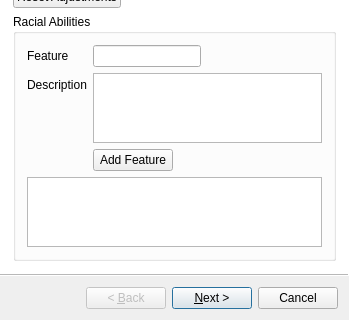
First picture: the form in CreatorWizard.ui, repository smithbt/StarfinderCharacterApp, before the edit; both pictures show x 0 to 349 and y 207 to 527 of the 349 by 527 pixel window.
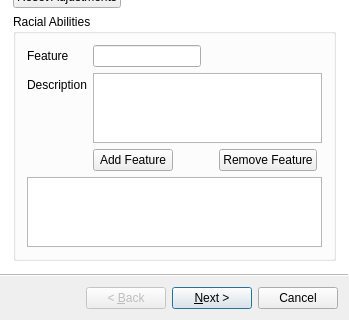
Second picture: the form after the edit.

Commit message: More CreatorWizard updates. Handles resetting racial ability score adjustments.

Patch:
```diff
--- a/CreatorWizard.ui
+++ b/CreatorWizard.ui
@@ -7,7 +7,7 @@
     <x>0</x>
     <y>0</y>
     <width>322</width>
-    <height>438</height>
+    <height>500</height>
    </rect>
   </property>
   <property name="windowTitle">
@@ -121,17 +121,23 @@
      </layout>
     </item>
     <item row="5" column="0">
-     <widget class="QPushButton" name="rAdjResetPushButton">
+     <widget class="QPushButton" name="rAdjResetButton">
       <property name="text">
        <string>Reset Adjustments</string>
       </property>
      </widget>
     </item>
     <item row="5" column="1">
-     <widget class="QLabel" name="rAbilityAdjWidget">
+     <widget class="QLabel" name="rAbilityAdjListLabel">
       <property name="text">
        <string/>
       </property>
+      <property name="alignment">
+       <set>Qt::AlignLeading|Qt::AlignLeft|Qt::AlignTop</set>
+      </property>
+      <property name="wordWrap">
+       <bool>true</bool>
+      </property>
      </widget>
     </item>
     <item row="6" column="0" colspan="2">
@@ -163,15 +169,43 @@
        <item row="1" column="1">
         <widget class="QTextEdit" name="rFeatureDescriptionTextEdit"/>
        </item>
+       <item row="3" column="0" colspan="2">
+        <widget class="QListWidget" name="rFeaturesListWidget">
+         <property name="editTriggers">
+          <set>QAbstractItemView::NoEditTriggers</set>
+         </property>
+        </widget>
+       </item>
        <item row="2" column="1">
+        <layout class="QHBoxLayout" name="horizontalLayout">
+         <item>
         <widget class="QPushButton" name="rAddFeatureButton">
          <property name="text">
           <string>Add Feature</string>
          </property>
         </widget>
        </item>
-       <item row="3" column="0" colspan="2">
-        <widget class="QListWidget" name="rFeaturesListWidget"/>
+         <item>
+          <spacer name="horizontalSpacer">
+           <property name="orientation">
+            <enum>Qt::Horizontal</enum>
+           </property>
+           <property name="sizeHint" stdset="0">
+            <size>
+             <width>40</width>
+             <height>20</height>
+            </size>
+           </property>
+          </spacer>
+         </item>
+         <item>
+          <widget class="QPushButton" name="rRemoveFeatureButton">
+           <property name="text">
+            <string>Remove Feature</string>
+           </property>
+          </widget>
+         </item>
+        </layout>
        </item>
       </layout>
      </widget>
```
Lines whose indentation alone changed are shown as unchanged. The commit also changes 2 other files.
